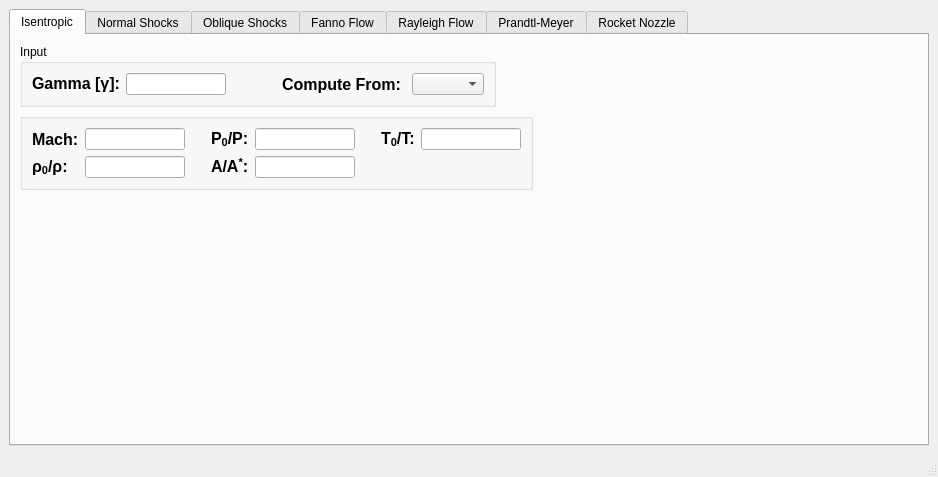
Above: Resources/calculator.ui from Rigel09/CompAero before the change. Below: the same form after it.
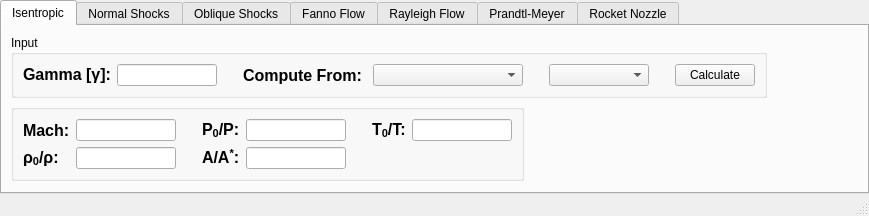
That is the form after the change.

Commit message: Isentropic Flow Works

What changed in the file:
```diff
--- a/Resources/calculator.ui
+++ b/Resources/calculator.ui
@@ -6,15 +6,39 @@
    <rect>
     <x>0</x>
     <y>0</y>
-    <width>938</width>
-    <height>477</height>
+    <width>869</width>
+    <height>176</height>
    </rect>
   </property>
   <property name="windowTitle">
    <string>MainWindow</string>
   </property>
   <widget class="QWidget" name="centralwidget">
+   <property name="sizePolicy">
+    <sizepolicy hsizetype="Preferred" vsizetype="Preferred">
+     <horstretch>0</horstretch>
+     <verstretch>0</verstretch>
+    </sizepolicy>
+   </property>
    <layout class="QVBoxLayout" name="verticalLayout">
+    <property name="spacing">
+     <number>0</number>
+    </property>
+    <property name="sizeConstraint">
+     <enum>QLayout::SetMaximumSize</enum>
+    </property>
+    <property name="leftMargin">
+     <number>0</number>
+    </property>
+    <property name="topMargin">
+     <number>0</number>
+    </property>
+    <property name="rightMargin">
+     <number>0</number>
+    </property>
+    <property name="bottomMargin">
+     <number>0</number>
+    </property>
     <item>
      <widget class="QTabWidget" name="tabWidget">
       <property name="currentIndex">
@@ -73,7 +97,7 @@
                </property>
                <property name="sizeHint" stdset="0">
                 <size>
-                 <width>50</width>
+                 <width>20</width>
                  <height>20</height>
                 </size>
                </property>
@@ -102,10 +126,95 @@
              <item>
               <widget class="QComboBox" name="comboBox">
                <property name="sizePolicy">
-                <sizepolicy hsizetype="Expanding" vsizetype="Minimum">
+                <sizepolicy hsizetype="Preferred" vsizetype="Minimum">
                  <horstretch>0</horstretch>
                  <verstretch>0</verstretch>
                 </sizepolicy>
+               </property>
+               <property name="minimumSize">
+                <size>
+                 <width>150</width>
+                 <height>0</height>
+                </size>
+               </property>
+               <property name="maximumSize">
+                <size>
+                 <width>300</width>
+                 <height>16777215</height>
+                </size>
+               </property>
+              </widget>
+             </item>
+             <item>
+              <spacer name="horizontalSpacer_8">
+               <property name="orientation">
+                <enum>Qt::Horizontal</enum>
+               </property>
+               <property name="sizeType">
+                <enum>QSizePolicy::Maximum</enum>
+               </property>
+               <property name="sizeHint" stdset="0">
+                <size>
+                 <width>20</width>
+                 <height>20</height>
+                </size>
+               </property>
+              </spacer>
+             </item>
+             <item>
+              <widget class="QComboBox" name="isentropicFlowTypeCombo">
+               <property name="minimumSize">
+                <size>
+                 <width>100</width>
+                 <height>0</height>
+                </size>
+               </property>
+               <property name="toolTip">
+                <string extracomment="Only valid if calculating from A/A*"/>
+               </property>
+               <property name="toolTipDuration">
+                <number>-1</number>
+               </property>
+               <property name="statusTip">
+                <string/>
+               </property>
+               <property name="whatsThis">
+                <string/>
+               </property>
+               <property name="accessibleName">
+                <string/>
+               </property>
+               <property name="accessibleDescription">
+                <string/>
+               </property>
+              </widget>
+             </item>
+             <item>
+              <spacer name="horizontalSpacer_9">
+               <property name="orientation">
+                <enum>Qt::Horizontal</enum>
+               </property>
+               <property name="sizeType">
+                <enum>QSizePolicy::Maximum</enum>
+               </property>
+               <property name="sizeHint" stdset="0">
+                <size>
+                 <width>20</width>
+                 <height>20</height>
+                </size>
+               </property>
+              </spacer>
+             </item>
+             <item>
+              <widget class="QPushButton" name="isentropicCalcBtn">
+               <property name="sizePolicy">
+                <sizepolicy hsizetype="Preferred" vsizetype="Minimum">
+                 <horstretch>0</horstretch>
+                 <verstretch>0</verstretch>
+                </sizepolicy>
+               </property>
+               <property name="text">
+                <string>Calculate</string>
                </property>
               </widget>
              </item>
```
Left out of the diff: 14 changed lines with no effect on the pictures. The commit also changes 5 other files.
